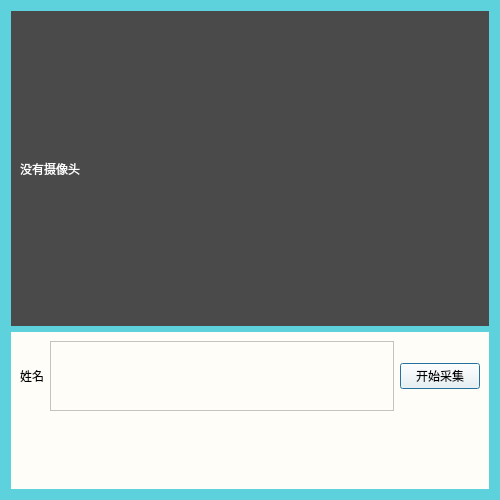
The window that UI/Wnd/main_wnd.ui (lichengfxf/my-mirror) describes before a commit, drawn with Qt 5.
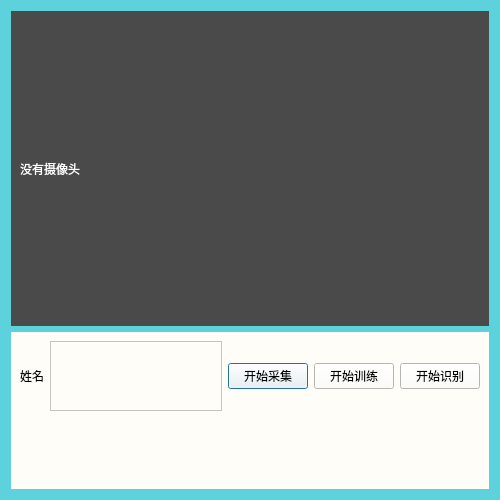
The same window after the commit.

Commit message: 支持用户点击按钮采集人脸，训练人脸，识别人脸

```diff
--- a/UI/Wnd/main_wnd.ui
+++ b/UI/Wnd/main_wnd.ui
@@ -70,6 +70,20 @@
           </property>
          </widget>
         </item>
+        <item>
+         <widget class="QPushButton" name="btnStartTrain">
+          <property name="text">
+           <string>开始训练</string>
+          </property>
+         </widget>
+        </item>
+        <item>
+         <widget class="QPushButton" name="btnStartPredict">
+          <property name="text">
+           <string>开始识别</string>
+          </property>
+         </widget>
+        </item>
        </layout>
       </item>
       <item>
```
The commit also changes 11 other files.
